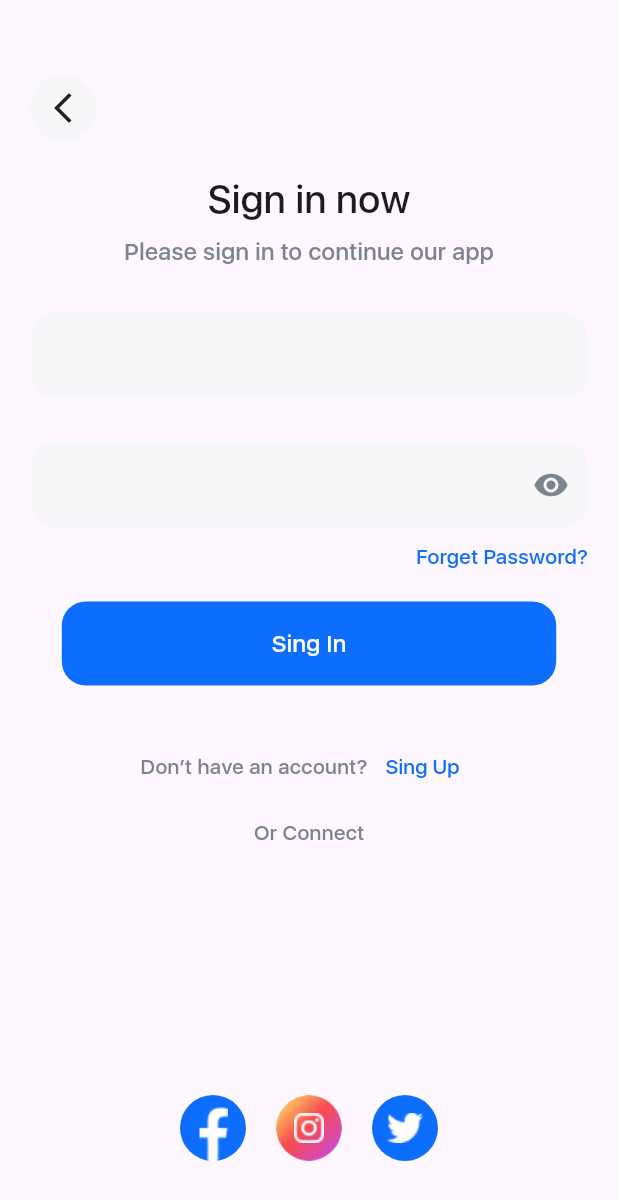
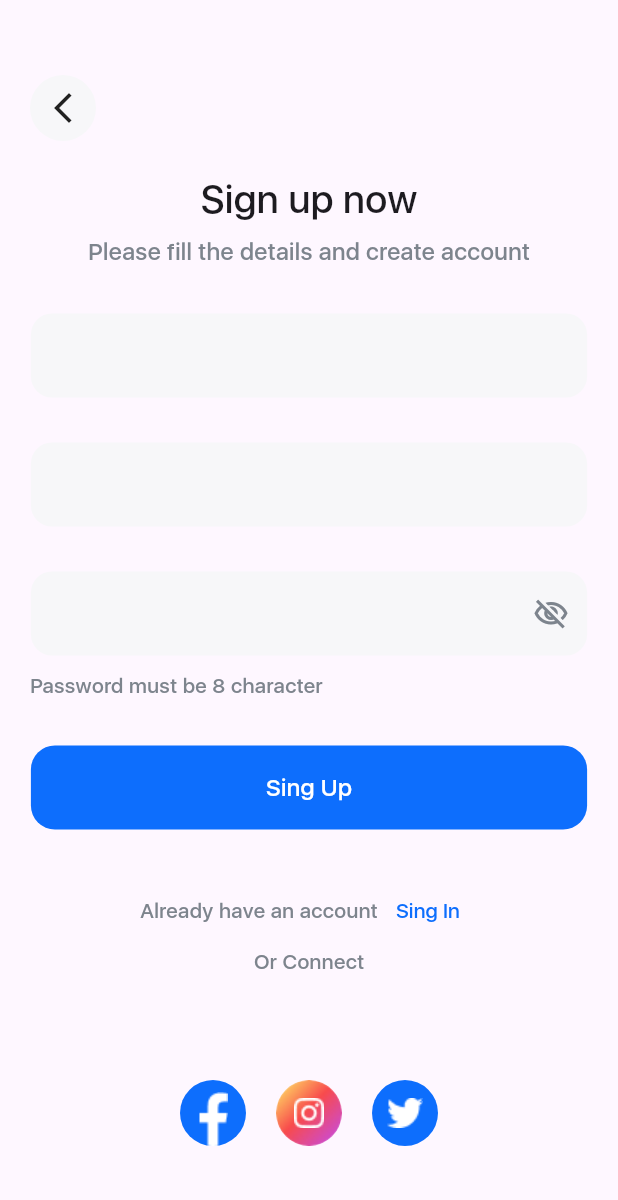
Before and after one commit to obidkhandev/homework---14-UI, a Flutter app: the SingInScreenUi14 screen opened directly, after a tap on "Sing In", on a phone screen of 412 x 824 dp. Shown: the top 1200 px of the screen. Run offline on Flutter 3.47's test engine with Material 3 defaults, Android fonts, the phone set to English and light mode, and no system bars; our stand-ins replace fl_chart, flutter_svg.

Commit message:
sing Up, forgot Password, verification screens

```diff
--- a/lib/ui_14/compotations.dart
+++ b/lib/ui_14/compotations.dart
@@ -5,7 +5,9 @@ const kTextColorUi14 = Color.fromRGBO(27, 30, 40, 1);
 const kActionColorUi14 = Color.fromRGBO(255, 112, 41, 1);
 const kSubTextColorUi14 = Color.fromRGBO(125, 132, 141, 1);
 const kBgColorUi14 = Color.fromRGBO(202, 234, 255, 1);
-const kLightGreyColor = Color.fromRGBO(247, 247, 249, 1);
+const kLightGrayColor = Color.fromRGBO(247, 247, 249, 1);
+const kLightSubTextColor = Color.fromRGBO(125, 132, 141, 0.2);
+
 
 // text style
 const kOnBoardTextSytle = TextStyle(
--- a/lib/ui_14/pages/singIn/compotations/email_field_container.dart
+++ b/lib/ui_14/pages/sing/compotations/email_field_container.dart
@@ -20,7 +20,7 @@ class EmailFieldContainer extends StatelessWidget {
       height: 56,
       width: size.width * 0.9,
       decoration: BoxDecoration(
-        color: kLightGreyColor,
+        color: kLightGrayColor,
         borderRadius: BorderRadius.circular(14),
       ),
       child: child,
--- a/lib/ui_14/pages/singIn/compotations/rich_text_sing.dart
+++ b/lib/ui_14/pages/sing/compotations/rich_text_sing.dart
@@ -1,15 +1,13 @@
-
 import 'package:flutter/material.dart';
 import 'package:modul_4_homework_obidxon/ui_14/compotations.dart';
 
 class MyRichTextSingPage extends StatelessWidget {
-  final String fristText;
-  final String secondText;
+  final bool isHaveAccount;
   final Function()? press;
   const MyRichTextSingPage({
     super.key,
-    required this.fristText,
-    required this.secondText, this.press,
+
+    this.press, this.isHaveAccount = false,
   });
 
   @override
@@ -19,7 +17,7 @@ class MyRichTextSingPage extends StatelessWidget {
       // crossAxisAlignment: ,
       children: [
         Text(
-          fristText,
+          isHaveAccount? "Don’t have an account?": "Already have an account",
           style: const TextStyle(
             fontFamily: "SF UI Display",
             fontWeight: FontWeight.w500,
@@ -30,7 +28,7 @@ class MyRichTextSingPage extends StatelessWidget {
         TextButton(
           onPressed: press,
           child: Text(
-            secondText,
+            isHaveAccount? "Sing Up" : "Sing In",
             style: TextStyle(
               fontFamily: "SF UI Display",
               fontWeight: FontWeight.w500,
--- /dev/null
+++ b/lib/ui_14/pages/sing/sing_in_screen.dart
@@ -0,0 +1,138 @@
+import 'package:flutter/material.dart';
+import 'package:modul_4_homework_obidxon/ui_14/compotations.dart';
+import 'package:modul_4_homework_obidxon/ui_14/pages/sing/compotations/email_field_container.dart';
+import 'package:modul_4_homework_obidxon/ui_14/pages/sing/compotations/rich_text_sing.dart';
+import 'package:modul_4_homework_obidxon/ui_14/pages/sing/compotations/social_media.dart';
+import 'package:modul_4_homework_obidxon/ui_14/pages/sing/sing_up_screen.dart';
+import 'package:modul_4_homework_obidxon/ui_14/widget/arrow_icon.dart';
+import 'package:modul_4_homework_obidxon/ui_14/widget/rounded_button.dart';
+
+class SingInScreenUi14 extends StatefulWidget {
+  const SingInScreenUi14({super.key});
+
+  @override
+  State<SingInScreenUi14> createState() => _SingInScreenUi14State();
+}
+
+bool _eyes = true;
+
+class _SingInScreenUi14State extends State<SingInScreenUi14> {
+  @override
+  Widget build(BuildContext context) {
+    Size size = MediaQuery.of(context).size;
+    return Scaffold(
+      body: ListView(
+        children: [
+          SizedBox(
+            height: size.height,
+            width: double.infinity,
+            child: Padding(
+              padding:
+                  EdgeInsets.only(left: 20, right: 20, bottom: 60, top: 50),
+              child: Column(
+                // crossAxisAlignment: CrossAxisAlignment.center,
+                // mainAxisAlignment: MainAxisAlignment.center,
+                children: [
+                  arrowIcon(context),
+                  SizedBox(
+                    height: 20
+                  ),
+                  Text(
+                    'Sign in now',
+                    style: TextStyle(
+                      fontFamily: 'SF UI Display',
+                      fontSize: 26,
+                      fontWeight: FontWeight.w400,
+                    ),
+                  ),
+                  SizedBox(height: 5),
+                  Text(
+                    'Please sign in to continue our app',
+                    style: TextStyle(
+                      fontFamily: 'SF UI Display',
+                      fontSize: 16,
+                      color: kSubTextColorUi14,
+                      fontWeight: FontWeight.w400,
+                    ),
+                  ),
+                  // SizedBox(height: 20),
+                  EmailFieldContainer(
+                    size: size,
+                    child: const TextField(
+                      decoration: InputDecoration(border: InputBorder.none),
+                    ),
+                  ),
+                  EmailFieldContainer(
+                    size: size,
+                    child: TextField(
+                      obscureText: _eyes,
+                      obscuringCharacter: '*',
+                      decoration: InputDecoration(
+                        border: InputBorder.none,
+                        suffixIcon: IconButton(
+                          onPressed: () {
+                            setState(() {
+                              _eyes == true ? _eyes = false : _eyes = true;
+                            });
+                          },
+                          icon: const Icon(
+                            Icons.visibility_off_outlined,
+                            color: kSubTextColorUi14,
+                          ),
+                        ),
+                      ),
+                    ),
+                  ),
+                  SizedBox(height: 10),
+                  const Align(
+                    alignment: Alignment.topRight,
+                    child: Text(
+                      'Forget Password?',
+                      style: TextStyle(
+                          fontFamily: "SF UI Display",
+                          fontSize: 14,
+                          fontWeight: FontWeight.w500,
+                          color: kPrimaryColorUi14),
+                    ),
+                  ),
+                  // const SizedBox(height: 30),
+                  RoundedButtonUi14(
+                    size: size,
+                    text: 'Sing In',
+                    vertical: 30,
+                    press: () {
+                      Navigator.push(
+                        context,
+                        MaterialPageRoute(
+                          builder: (context) {
+                            return SingUpScreenUi14();
+                          },
+                        ),
+                      );
+                    },
+                  ),
+                  // const SizedBox(height: 30),
+                  MyRichTextSingPage(
+                    isHaveAccount: true,
+                    press: () {},
+                  ),
+                  const Text(
+                    'Or Connect',
+                    style: TextStyle(
+                      fontFamily: "SF UI Display",
+                      fontSize: 14,
+                      fontWeight: FontWeight.w400,
+                      color: kSubTextColorUi14,
+                    ),
+                  ),
+                  const Spacer(),
+                  const SocialMedia(),
+                ],
+              ),
+            ),
+          ),
+        ],
+      ),
+    );
+  }
+}
--- a/lib/ui_14/pages/singIn/sing_in_screen.dart
+++ b/lib/ui_14/pages/sing/sing_up_screen.dart
@@ -1,21 +1,22 @@
 import 'package:flutter/material.dart';
 import 'package:modul_4_homework_obidxon/ui_14/compotations.dart';
-import 'package:modul_4_homework_obidxon/ui_14/pages/singIn/compotations/email_field_container.dart';
-import 'package:modul_4_homework_obidxon/ui_14/pages/singIn/compotations/rich_text_sing.dart';
-import 'package:modul_4_homework_obidxon/ui_14/pages/singIn/compotations/social_media.dart';
+import 'package:modul_4_homework_obidxon/ui_14/pages/sing/compotations/email_field_container.dart';
+import 'package:modul_4_homework_obidxon/ui_14/pages/sing/compotations/rich_text_sing.dart';
+import 'package:modul_4_homework_obidxon/ui_14/pages/sing/compotations/social_media.dart';
+import 'package:modul_4_homework_obidxon/ui_14/pages/sing/forgot_password.dart';
 import 'package:modul_4_homework_obidxon/ui_14/widget/arrow_icon.dart';
 import 'package:modul_4_homework_obidxon/ui_14/widget/rounded_button.dart';
 
-class SingInScreenUi14 extends StatefulWidget {
-  const SingInScreenUi14({super.key});
+class SingUpScreenUi14 extends StatefulWidget {
+  const SingUpScreenUi14({super.key});
 
   @override
-  State<SingInScreenUi14> createState() => _SingInScreenUi14State();
+  State<SingUpScreenUi14> createState() => _SingUpScreenUi14State();
 }
 
 bool _eyes = true;
 
-class _SingInScreenUi14State extends State<SingInScreenUi14> {
+class _SingUpScreenUi14State extends State<SingUpScreenUi14> {
   @override
   Widget build(BuildContext context) {
     Size size = MediaQuery.of(context).size;
@@ -26,18 +27,18 @@ class _SingInScreenUi14State extends State<SingInScreenUi14> {
             height: size.height,
             width: double.infinity,
             child: Padding(
-              padding:
-                  EdgeInsets.only(left: 20, right: 20, bottom: 50, top: 50),
+              padding: const EdgeInsets.only(
+                left: 20,
+                right: 20,
+                top: 50,
+                bottom: 60,
+              ),
               child: Column(
-                // crossAxisAlignment: CrossAxisAlignment.center,
-                // mainAxisAlignment: MainAxisAlignment.center,
                 children: [
                   arrowIcon(context),
-                  SizedBox(
-                    height: 20,
-                  ),
-                  Text(
-                    'Sign in now',
+                  SizedBox(height: 20,),
+                  const Text(
+                    "Sign up now",
                     style: TextStyle(
                       fontFamily: 'SF UI Display',
                       fontSize: 26,
@@ -46,7 +47,7 @@ class _SingInScreenUi14State extends State<SingInScreenUi14> {
                   ),
                   SizedBox(height: 5),
                   Text(
-                    'Please sign in to continue our app',
+                    'Please fill the details and create account',
                     style: TextStyle(
                       fontFamily: 'SF UI Display',
                       fontSize: 16,
@@ -54,7 +55,12 @@ class _SingInScreenUi14State extends State<SingInScreenUi14> {
                       fontWeight: FontWeight.w400,
                     ),
                   ),
-                  // SizedBox(height: 20),
+                  EmailFieldContainer(
+                    size: size,
+                    child: const TextField(
+                      decoration: InputDecoration(border: InputBorder.none),
+                    ),
+                  ),
                   EmailFieldContainer(
                     size: size,
                     child: const TextField(
@@ -75,43 +81,44 @@ class _SingInScreenUi14State extends State<SingInScreenUi14> {
                             });
                           },
                           icon: const Icon(
-                            Icons.remove_red_eye,
+                            Icons.visibility_off_outlined,
                             color: kSubTextColorUi14,
                           ),
                         ),
                       ),
                     ),
                   ),
-                  SizedBox(height: 10),
+                  const SizedBox(height: 10),
                   const Align(
-                    alignment: Alignment.topRight,
+                    alignment: Alignment.centerLeft,
                     child: Text(
-                      'Forget Password?',
+                      'Password must be 8 character',
                       style: TextStyle(
-                          fontFamily: "SF UI Display",
-                          fontSize: 14,
-                          fontWeight: FontWeight.w500,
-                          color: kPrimaryColorUi14),
+                        fontFamily: "SF UI Display",
+                        fontSize: 14,
+                        fontWeight: FontWeight.w500,
+                        color: kSubTextColorUi14,
+                      ),
                     ),
-                  ),
-                  const SizedBox(
-                    height: 20
                   ),
                   RoundedButtonUi14(
                     size: size,
-                    text: 'Sing In',
-                    press: () {},
+                    text: "Sing Up",
+                    vertical: 30,
+                    press: () {
+                      Navigator.push(
+                        context,
+                        MaterialPageRoute(
+                          builder: (context) {
+                            return ForgotPasswordUi14();
+                          },
+                        ),
+                      );
+                    },
                   ),
-                  const SizedBox(
-                    height: 30
-                  ),
-                  MyRichTextSingPage(
-                    fristText: "Don’t have an account?",
-                    secondText: "Sing Up",
-                    press: () {},
-                  ),
-                  SizedBox(height: 10),
-                  Text(
+                  // SizedBox(height: 30),
+                  const MyRichTextSingPage(),
+                  const Text(
                     'Or Connect',
                     style: TextStyle(
                       fontFamily: "SF UI Display",
@@ -121,7 +128,7 @@ class _SingInScreenUi14State extends State<SingInScreenUi14> {
                     ),
                   ),
                   const Spacer(),
-                  const SocialMedia(),
+                  const SocialMedia()
                 ],
               ),
             ),
--- a/lib/ui_14/widget/arrow_icon.dart
+++ b/lib/ui_14/widget/arrow_icon.dart
@@ -12,7 +12,7 @@ GestureDetector arrowIcon(BuildContext context) {
         height: 44,
         width: 44,
         decoration: BoxDecoration(
-          color: kLightGreyColor,
+          color: kLightGrayColor,
           shape: BoxShape.circle,
         ),
         child: Icon(Icons.arrow_back_ios_new),
--- a/lib/ui_14/widget/rounded_button.dart
+++ b/lib/ui_14/widget/rounded_button.dart
@@ -4,10 +4,12 @@ import 'package:modul_4_homework_obidxon/ui_14/compotations.dart';
 class RoundedButtonUi14 extends StatelessWidget {
   final String text;
   final Function()? press;
+  final double vertical;
   const RoundedButtonUi14({
     super.key,
     required this.size,
     required this.text,
+    this.vertical = 5,
     this.press,
   });
 
@@ -18,9 +20,10 @@ class RoundedButtonUi14 extends StatelessWidget {
     return GestureDetector(
       onTap: press,
       child: Container(
+        margin: EdgeInsets.symmetric(vertical: vertical),
         alignment: Alignment.center,
         height: 56,
-        width: size.width * 0.8,
+        width: size.width * 0.9,
         decoration: BoxDecoration(
             color: kPrimaryColorUi14, borderRadius: BorderRadius.circular(16)),
         child: Text(
--- a/pubspec.yaml
+++ b/pubspec.yaml
@@ -40,6 +40,7 @@ dependencies:
   # The following adds the Cupertino Icons font to your application.
   # Use with the CupertinoIcons class for iOS style icons.
   cupertino_icons: ^1.0.2
+  intl: ^0.19.0
 
 dev_dependencies:
   flutter_test:
```
Also changed, not shown: lib/ui_14/pages/onboard/onboard_1.dart (+3 -5 lines), lib/ui_14/pages/onboard/onboard_2.dart (+3 -5 lines), lib/ui_14/pages/onboard/onboard_3.dart (+3 -5 lines), lib/ui_14/pages/sing/forgot_password.dart (added, +69 -0 lines), lib/ui_14/pages/sing/verification.dart (added, +114 -0 lines), lib/ui_14/pages/sing/compotations/social_media.dart (renamed from lib/ui_14/pages/singIn/compotations/social_media.dart), pubspec.lock.
